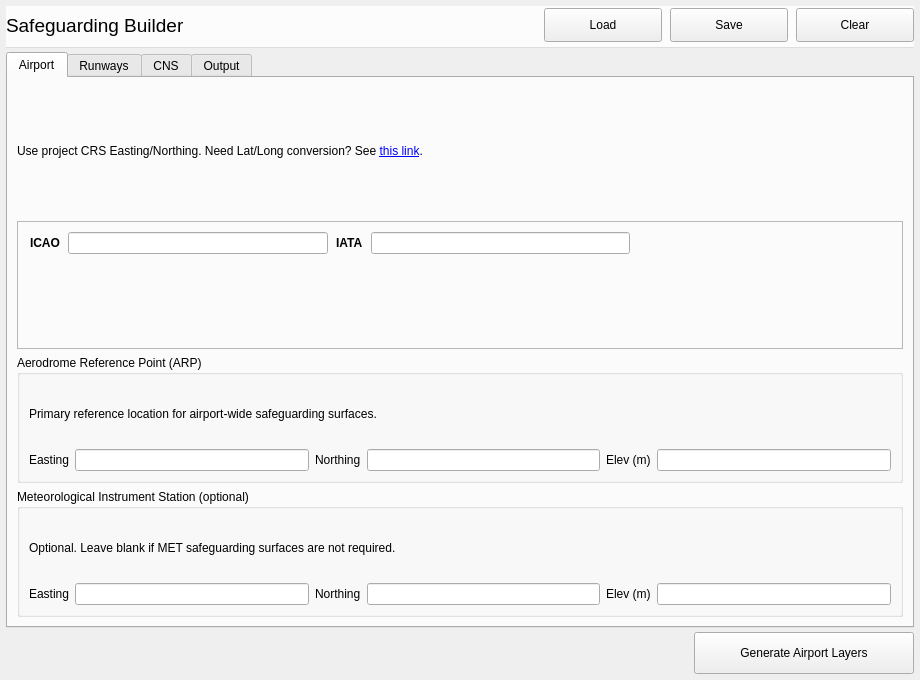
First picture: the form in safeguarding_builder_dialog_base.ui, repository camtodd1/prj-lucid, before the edit.
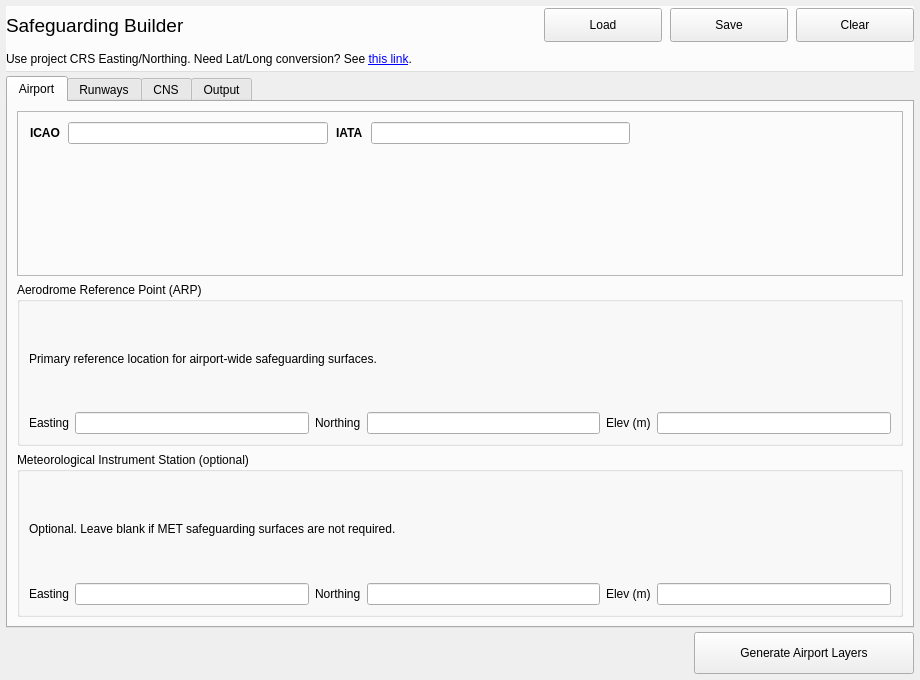
Second picture: the form after the edit. Custom widgets are drawn as their Qt base class.

Commit message: Header spacing

The edit to the form file:
```diff
--- a/safeguarding_builder_dialog_base.ui
+++ b/safeguarding_builder_dialog_base.ui
@@ -40,7 +40,7 @@
      <property name="styleSheet">
       <string notr="true">QFrame#frame_dialog_header { background: #fcfcfc; border-bottom: 1px solid #dedede; }</string>
      </property>
-     <layout class="QHBoxLayout" name="horizontalLayout_dialogHeader">
+     <layout class="QVBoxLayout" name="verticalLayout_dialogHeaderContainer">
       <property name="leftMargin">
        <number>0</number>
       </property>
@@ -54,6 +54,23 @@
        <number>6</number>
       </property>
       <property name="spacing">
+       <number>10</number>
+      </property>
+      <item>
+       <layout class="QHBoxLayout" name="horizontalLayout_dialogHeader">
+        <property name="leftMargin">
+         <number>0</number>
+        </property>
+        <property name="topMargin">
+         <number>0</number>
+        </property>
+        <property name="rightMargin">
+         <number>0</number>
+        </property>
+        <property name="bottomMargin">
+         <number>0</number>
+        </property>
+        <property name="spacing">
        <number>8</number>
       </property>
       <item>
@@ -123,6 +140,18 @@
        </widget>
       </item>
      </layout>
+      </item>
+      <item>
+       <widget class="QLabel" name="coord_info">
+        <property name="text">
+         <string>Use project CRS Easting/Northing. Need Lat/Long conversion? See &lt;a href=&quot;https://geodesyapps.ga.gov.au/geographic-to-grid&quot;&gt;this link&lt;/a&gt;.</string>
+        </property>
+        <property name="wordWrap">
+         <bool>true</bool>
+        </property>
+       </widget>
+      </item>
+     </layout>
     </widget>
    </item>
    <item>
@@ -135,16 +164,6 @@
        <string>Airport</string>
       </attribute>
       <layout class="QVBoxLayout" name="verticalLayout_airportTab">
-      <item>
-       <widget class="QLabel" name="coord_info">
-        <property name="text">
-         <string>Use project CRS Easting/Northing. Need Lat/Long conversion? See &lt;a href=&quot;https://geodesyapps.ga.gov.au/geographic-to-grid&quot;&gt;this link&lt;/a&gt;.</string>
-        </property>
-        <property name="wordWrap">
-         <bool>true</bool>
-        </property>
-       </widget>
-      </item>
       <item>
         <widget class="QFrame" name="frame_airport_identity">
          <property name="frameShape">
```
Lines whose indentation alone changed are shown as unchanged. The commit also changes 1 other file.
